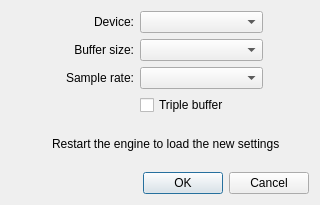
Above: resources/ui/carla_settings_driver.ui from falkTX/Carla before the change. Below: the same form after it.
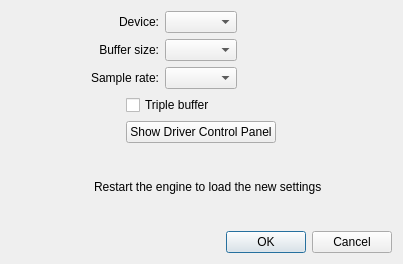
That is the form after the change. Icons and pictures are not drawn.

Commit message: Add configure driver option to engine menu, custom panel button

The edit to the form file:
```diff
--- a/resources/ui/carla_settings_driver.ui
+++ b/resources/ui/carla_settings_driver.ui
@@ -6,15 +6,15 @@
    <rect>
     <x>0</x>
     <y>0</y>
-    <width>320</width>
-    <height>205</height>
+    <width>403</width>
+    <height>264</height>
    </rect>
   </property>
   <property name="windowTitle">
    <string>Driver Settings</string>
   </property>
   <layout class="QGridLayout" name="gridLayout">
-   <item row="0" column="0">
+   <item row="0" column="0" colspan="2">
     <widget class="QLabel" name="label_device">
      <property name="text">
       <string>Device:</string>
@@ -24,61 +24,9 @@
      </property>
     </widget>
    </item>
-   <item row="0" column="1">
-    <widget class="QComboBox" name="cb_device"/>
-   </item>
-   <item row="0" column="2">
-    <spacer name="horizontalSpacer">
-     <property name="orientation">
-      <enum>Qt::Horizontal</enum>
-     </property>
-     <property name="sizeType">
-      <enum>QSizePolicy::Fixed</enum>
-     </property>
-     <property name="sizeHint" stdset="0">
-      <size>
-       <width>40</width>
-       <height>1</height>
-      </size>
-     </property>
-    </spacer>
-   </item>
-   <item row="2" column="1">
+   <item row="2" column="2">
     <widget class="QComboBox" name="cb_samplerate"/>
    </item>
-   <item row="6" column="0" colspan="3">
-    <widget class="QDialogButtonBox" name="buttonBox">
-     <property name="orientation">
-      <enum>Qt::Horizontal</enum>
-     </property>
-     <property name="standardButtons">
-      <set>QDialogButtonBox::Cancel|QDialogButtonBox::Ok</set>
-     </property>
-    </widget>
-   </item>
-   <item row="1" column="0">
-    <widget class="QLabel" name="label_buffersize">
-     <property name="text">
-      <string>Buffer size:</string>
-     </property>
-     <property name="alignment">
-      <set>Qt::AlignRight|Qt::AlignTrailing|Qt::AlignVCenter</set>
-     </property>
-    </widget>
-   </item>
-   <item row="1" column="1">
-    <widget class="QComboBox" name="cb_buffersize"/>
-   </item>
-   <item row="2" column="0">
-    <widget class="QLabel" name="label_samplerate">
-     <property name="text">
-      <string>Sample rate:</string>
-     </property>
-     <property name="alignment">
-      <set>Qt::AlignRight|Qt::AlignTrailing|Qt::AlignVCenter</set>
-     </property>
-    </widget>
-   </item>
    <item row="3" column="0">
     <spacer name="horizontalSpacer_2">
      <property name="orientation">
@@ -95,14 +43,66 @@
      </property>
     </spacer>
    </item>
-   <item row="3" column="1" colspan="2">
+   <item row="1" column="2">
+    <widget class="QComboBox" name="cb_buffersize"/>
+   </item>
+   <item row="0" column="2">
+    <widget class="QComboBox" name="cb_device"/>
+   </item>
+   <item row="3" column="1" colspan="3">
     <widget class="QCheckBox" name="cb_triple_buffer">
      <property name="text">
       <string>Triple buffer</string>
      </property>
     </widget>
    </item>
-   <item row="4" column="0" colspan="3">
+   <item row="4" column="0">
+    <spacer name="horizontalSpacer_3">
+     <property name="orientation">
+      <enum>Qt::Horizontal</enum>
+     </property>
+     <property name="sizeHint" stdset="0">
+      <size>
+       <width>40</width>
+       <height>1</height>
+      </size>
+     </property>
+    </spacer>
+   </item>
+   <item row="2" column="0" colspan="2">
+    <widget class="QLabel" name="label_samplerate">
+     <property name="text">
+      <string>Sample rate:</string>
+     </property>
+     <property name="alignment">
+      <set>Qt::AlignRight|Qt::AlignTrailing|Qt::AlignVCenter</set>
+     </property>
+    </widget>
+   </item>
+   <item row="1" column="0" colspan="2">
+    <widget class="QLabel" name="label_buffersize">
+     <property name="text">
+      <string>Buffer size:</string>
+     </property>
+     <property name="alignment">
+      <set>Qt::AlignRight|Qt::AlignTrailing|Qt::AlignVCenter</set>
+     </property>
+    </widget>
+   </item>
+   <item row="4" column="4">
+    <spacer name="horizontalSpacer_6">
+     <property name="orientation">
+      <enum>Qt::Horizontal</enum>
+     </property>
+     <property name="sizeHint" stdset="0">
+      <size>
+       <width>40</width>
+       <height>20</height>
+      </size>
+     </property>
+    </spacer>
+   </item>
+   <item row="5" column="0" colspan="5">
     <layout class="QHBoxLayout" name="horizontalLayout_13">
      <item>
       <spacer name="horizontalSpacer_20">
@@ -161,6 +161,39 @@
      </item>
     </layout>
    </item>
+   <item row="7" column="0" colspan="5">
+    <widget class="QDialogButtonBox" name="buttonBox">
+     <property name="orientation">
+      <enum>Qt::Horizontal</enum>
+     </property>
+     <property name="standardButtons">
+      <set>QDialogButtonBox::Cancel|QDialogButtonBox::Ok</set>
+     </property>
+    </widget>
+   </item>
+   <item row="0" column="3" colspan="2">
+    <spacer name="horizontalSpacer">
+     <property name="orientation">
+      <enum>Qt::Horizontal</enum>
+     </property>
+     <property name="sizeType">
+      <enum>QSizePolicy::Fixed</enum>
+     </property>
+     <property name="sizeHint" stdset="0">
+      <size>
+       <width>40</width>
+       <height>1</height>
+      </size>
+     </property>
+    </spacer>
+   </item>
+   <item row="4" column="1" colspan="3">
+    <widget class="QPushButton" name="b_panel">
+     <property name="text">
+      <string>Show Driver Control Panel</string>
+     </property>
+    </widget>
+   </item>
   </layout>
  </widget>
  <resources>
```
Left out of the diff: 4 changed lines with no effect on the pictures. The commit also changes 11 other files.
